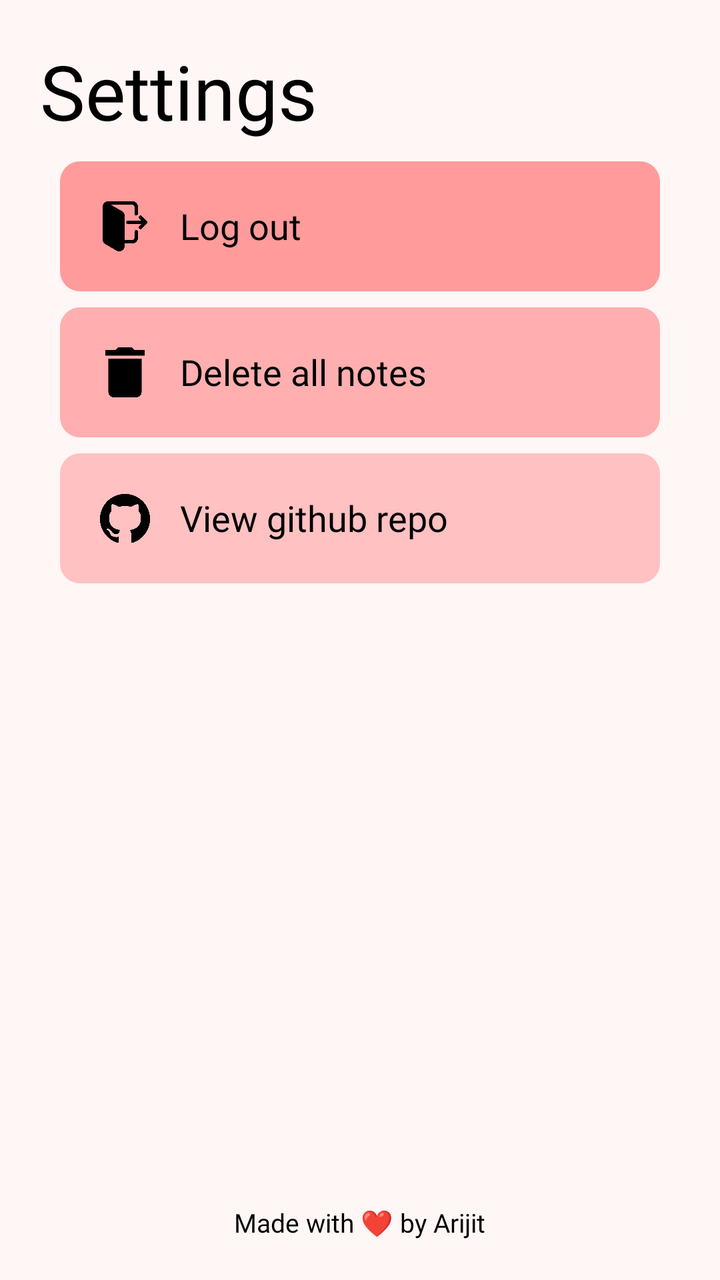
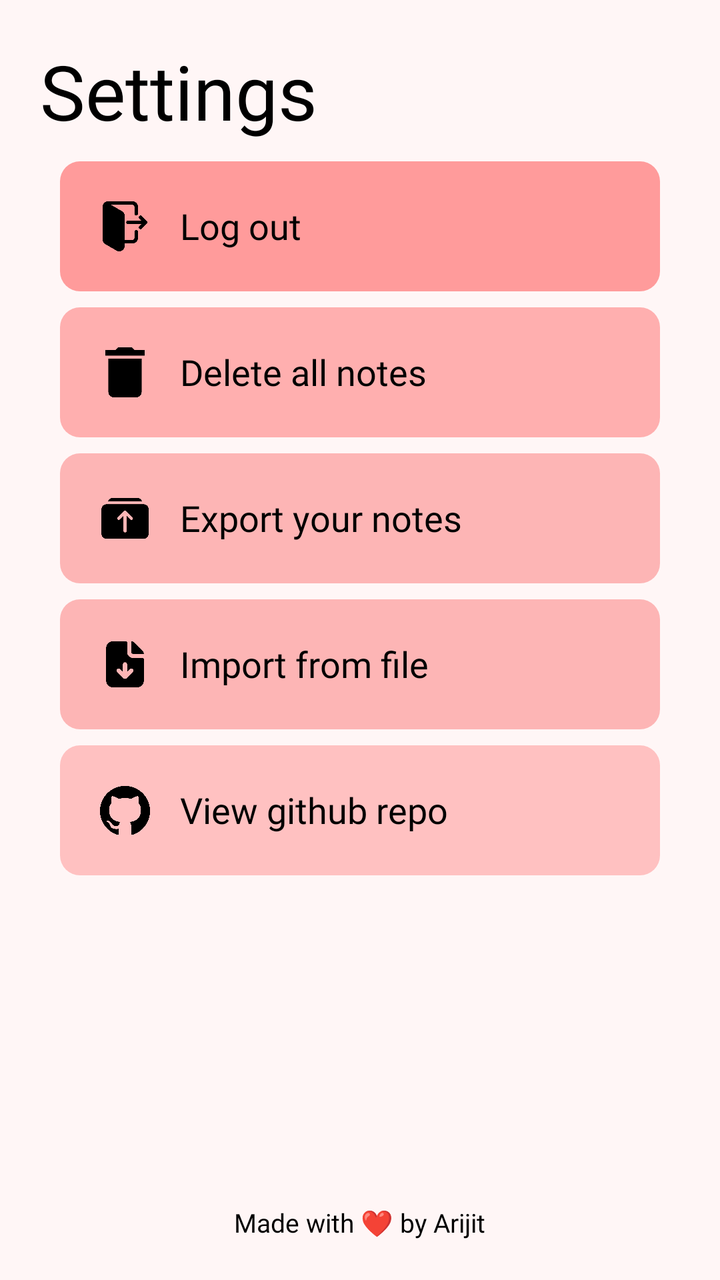

Compare the two renders of this Android layout. The source of the first and the diff that turns it into the second are given below.
<!-- AndroidManifest.xml: activity theme Base.Theme.Notes -->
<!-- res/layout/activity_settings.xml -->
<?xml version="1.0" encoding="utf-8"?>
<RelativeLayout xmlns:android="http://schemas.android.com/apk/res/android"
    xmlns:app="http://schemas.android.com/apk/res-auto"
    xmlns:tools="http://schemas.android.com/tools"
    android:id="@+id/main"
    android:layout_width="match_parent"
    android:layout_height="match_parent"
    android:background="#FFF6F6"
    tools:context=".SettingsActivity">

    <TextView
        android:id="@+id/header"
        android:layout_width="wrap_content"
        android:layout_height="wrap_content"
        android:fontFamily="@font/poppins_regular"
        android:text="Settings"
        android:layout_marginTop="20dp"
        android:layout_marginStart="20dp"
        android:textColor="@color/black"
        android:textSize="38sp" />

    
    <LinearLayout
        android:layout_width="match_parent"
        android:layout_height="wrap_content"
        android:layout_below="@id/header"
        android:layout_marginHorizontal="30dp"
        android:layout_marginTop="10dp"
        android:orientation="vertical">

        <androidx.cardview.widget.CardView
            android:id="@+id/log_out"
            android:layout_width="match_parent"
            android:layout_height="wrap_content"
            app:cardElevation="0dp"
            app:cardCornerRadius="10dp">

            <LinearLayout
                android:layout_width="match_parent"
                android:layout_height="match_parent"
                android:background="#FF9B9B"
                android:orientation="horizontal"
                android:padding="20dp">

                <ImageView
                    android:layout_width="25dp"
                    android:layout_height="25dp"
                    android:src="@drawable/logout"/>

                <TextView
                    android:layout_width="wrap_content"
                    android:layout_height="wrap_content"
                    android:fontFamily="@font/poppins_regular"
                    android:text="Log out"
                    android:layout_marginStart="15dp"
                    android:textColor="@color/black"
                    android:textSize="18sp" />

            </LinearLayout>

        </androidx.cardview.widget.CardView>

        <androidx.cardview.widget.CardView
            android:id="@+id/delete_all_notes"
            android:layout_width="match_parent"
            android:layout_height="wrap_content"
            android:layout_marginTop="8dp"
            app:cardElevation="0dp"
            app:cardCornerRadius="10dp">

            <LinearLayout
                android:layout_width="match_parent"
                android:layout_height="match_parent"
                android:background="#FFAFAF"
                android:orientation="horizontal"
                android:padding="20dp">

                <ImageView
                    android:layout_width="25dp"
                    android:layout_height="25dp"
                    android:src="@drawable/delete" />

                <TextView
                    android:layout_width="wrap_content"
                    android:layout_height="wrap_content"
                    android:layout_marginStart="15dp"
                    android:fontFamily="@font/poppins_regular"
                    android:text="Delete all notes"
                    android:textColor="@color/black"
                    android:textSize="18sp" />

            </LinearLayout>

        </androidx.cardview.widget.CardView>

        <androidx.cardview.widget.CardView
            android:id="@+id/github"
            android:layout_width="match_parent"
            android:layout_height="wrap_content"
            android:layout_marginTop="8dp"
            app:cardElevation="0dp"
            app:cardCornerRadius="10dp">

            <LinearLayout
                android:layout_width="match_parent"
                android:layout_height="match_parent"
                android:background="#FFC1C1"
                android:padding="20dp">

                <ImageView
                    android:layout_width="25dp"
                    android:layout_height="25dp"
                    android:src="@drawable/github_logo" />

                <TextView
                    android:layout_width="wrap_content"
                    android:layout_height="wrap_content"
                    android:layout_marginStart="15dp"
                    android:fontFamily="@font/poppins_regular"
                    android:text="View github repo"
                    android:textColor="@color/black"
                    android:textSize="18sp" />

            </LinearLayout>

        </androidx.cardview.widget.CardView>

    </LinearLayout>

    <TextView
        android:id="@+id/arijit"
        android:layout_width="wrap_content"
        android:layout_height="wrap_content"
        android:fontFamily="@font/poppins_regular"
        android:layout_alignParentBottom="true"
        android:layout_centerHorizontal="true"
        android:textColor="@color/black"
        android:layout_marginBottom="20dp"
        android:textSize="13sp"
        android:text="Made with ❤️ by Arijit" />

</RelativeLayout>
<!-- resources referenced by this layout -->
<resources>
  <color name="black">#FF000000</color>
  <!-- drawable delete: png bitmap (drawable, 3750 bytes) -->
  <!-- drawable github_logo: png bitmap (drawable, 8640 bytes) -->
  <!-- drawable logout: png bitmap (drawable, 8953 bytes) -->
  <style name="Base.Theme.Notes" parent="Theme.Material3.DayNight.NoActionBar">
          
          
      </style>
</resources>

<!-- the commit's change to res/layout/activity_settings.xml (unified diff, before → after) -->
@@ -86,6 +86,72 @@
                     android:layout_marginStart="15dp"
                     android:fontFamily="@font/poppins_regular"
                     android:text="Delete all notes"
+                    android:textColor="@color/black"
+                    android:textSize="18sp" />
+
+            </LinearLayout>
+
+        </androidx.cardview.widget.CardView>
+
+        <androidx.cardview.widget.CardView
+            android:id="@+id/export_notes"
+            android:layout_width="match_parent"
+            android:layout_height="wrap_content"
+            android:layout_marginTop="8dp"
+            app:cardElevation="0dp"
+            app:cardCornerRadius="10dp">
+
+            <LinearLayout
+                android:layout_width="match_parent"
+                android:layout_height="match_parent"
+                android:background="#FDB5B5"
+                android:orientation="horizontal"
+                android:padding="20dp">
+
+                <ImageView
+                    android:layout_width="25dp"
+                    android:layout_height="25dp"
+                    android:src="@drawable/export" />
+
+                <TextView
+                    android:layout_width="wrap_content"
+                    android:layout_height="wrap_content"
+                    android:layout_marginStart="15dp"
+                    android:fontFamily="@font/poppins_regular"
+                    android:text="Export your notes"
+                    android:textColor="@color/black"
+                    android:textSize="18sp" />
+
+            </LinearLayout>
+
+        </androidx.cardview.widget.CardView>
+
+        <androidx.cardview.widget.CardView
+            android:id="@+id/import_notes"
+            android:layout_width="match_parent"
+            android:layout_height="wrap_content"
+            android:layout_marginTop="8dp"
+            app:cardElevation="0dp"
+            app:cardCornerRadius="10dp">
+
+            <LinearLayout
+                android:layout_width="match_parent"
+                android:layout_height="match_parent"
+                android:background="#FDB5B5"
+                android:orientation="horizontal"
+                android:padding="20dp">
+
+                <ImageView
+                    android:layout_width="25dp"
+                    android:layout_height="25dp"
+                    android:src="@drawable/import_file" />
+
+                <TextView
+                    android:layout_width="wrap_content"
+                    android:layout_height="wrap_content"
+                    android:layout_marginStart="15dp"
+                    android:fontFamily="@font/poppins_regular"
+                    android:text="Import from file"
                     android:textColor="@color/black"
                     android:textSize="18sp" />
 
<!-- resource entries referenced after the edit -->
@@ -2,7 +2,9 @@
 <resources>
   <color name="black">#FF000000</color>
   <!-- drawable delete: png bitmap (drawable, 3750 bytes) -->
+  <!-- drawable export: png bitmap (drawable, 6270 bytes) -->
   <!-- drawable github_logo: png bitmap (drawable, 8640 bytes) -->
+  <!-- drawable import_file: png bitmap (drawable, 7515 bytes) -->
   <!-- drawable logout: png bitmap (drawable, 8953 bytes) -->
   <style name="Base.Theme.Notes" parent="Theme.Material3.DayNight.NoActionBar">
           
